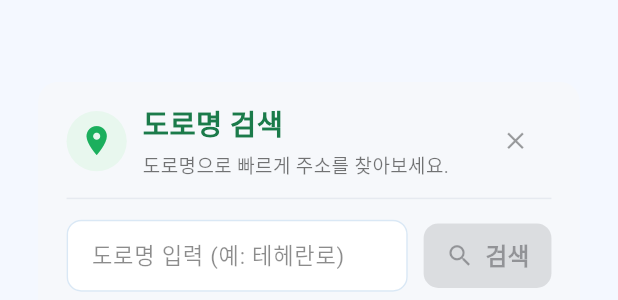
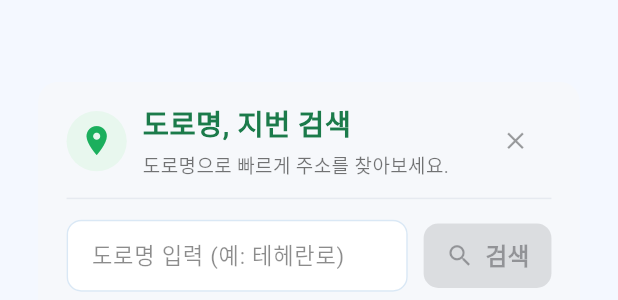
Before and after one commit to jang1231111/line-all-company, a Flutter app: the RoadNameSearchDialog widget shown alone on an empty page, opened directly, on a phone screen of 412 x 824 dp. Shown: the part 304-604 px from the top of the screen. Run offline on Flutter 3.47's test engine with Material 3 defaults, Android fonts, the phone set to English and light mode, and no system bars; our stand-ins replace dio, firebase_core, firebase_crashlytics, flutter_dotenv, flutter_keyboard_visibility, flutter_riverpod and 6 more; missing offline and left inert: mailer, pdfrx, tutorial_coach_mark; accounts and stored records are empty.

Commit message:
✏️ 도로명 검색 텍스트 -> 도로명, 지번 검색

```diff
--- a/lib/features/condition/presentation/widgets/condition_form_widget.dart
+++ b/lib/features/condition/presentation/widgets/condition_form_widget.dart
@@ -200,7 +200,7 @@ class _ConditionFormWidgetState extends ConsumerState<ConditionFormWidget> {
                               child: ElevatedButton.icon(
                                 key: widget.roadButtonKey,
                                 icon: Icon(Icons.place, size: 18.sp),
-                                label: Text('도로명 검색', style: TextStyle(fontSize: 14.sp)),
+                                label: Text('도로명, 지번 검색', style: TextStyle(fontSize: 14.sp)),
                                 style: ElevatedButton.styleFrom(
                                   backgroundColor: Colors.green,
                                   padding: EdgeInsets.symmetric(vertical: 12.h),
--- a/lib/features/condition/presentation/widgets/road_name_search_dialog.dart
+++ b/lib/features/condition/presentation/widgets/road_name_search_dialog.dart
@@ -72,7 +72,7 @@ class _RoadNameSearchDialogState extends ConsumerState<RoadNameSearchDialog> {
                           crossAxisAlignment: CrossAxisAlignment.start,
                           children: [
                             Text(
-                              '도로명 검색',
+                              '도로명, 지번 검색',
                               style: TextStyle(
                                 fontWeight: FontWeight.w700,
                                 fontSize: 18.sp,
```
